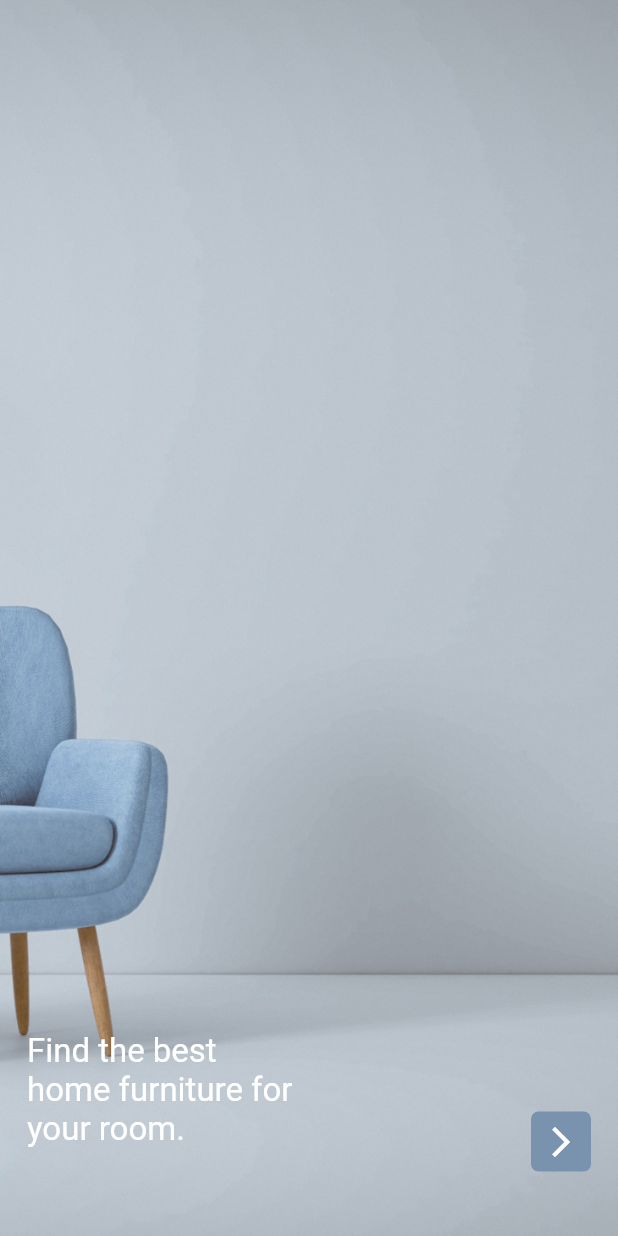
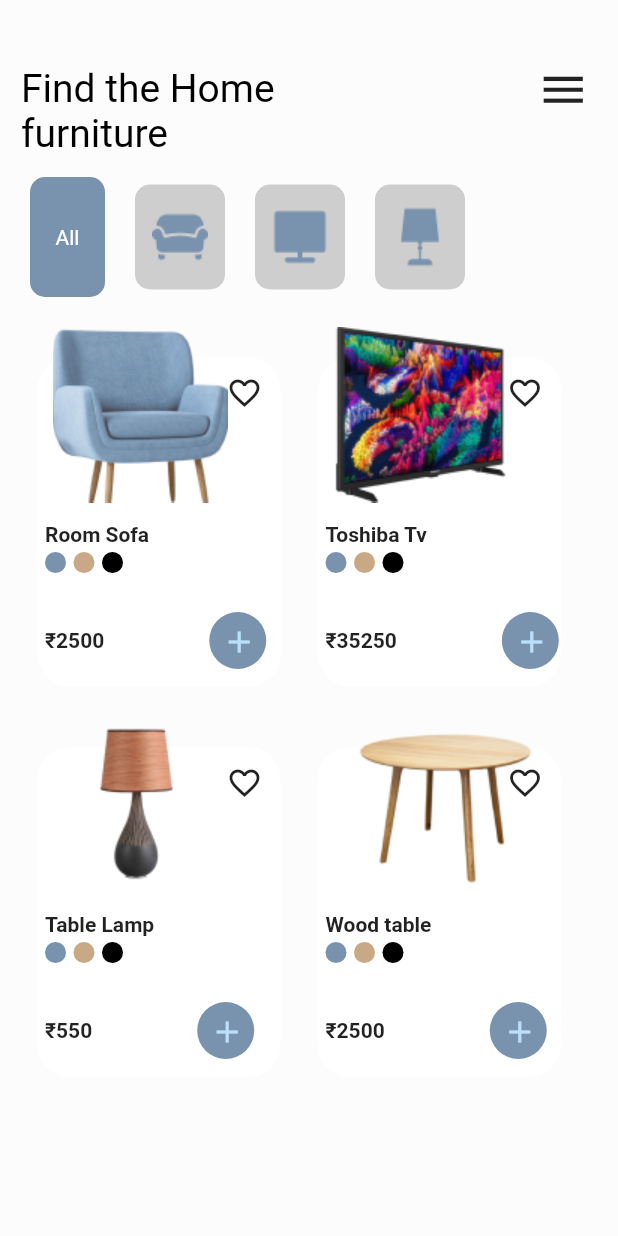
Before and after one commit to govindgurjar/Furniture_App_Flutter_Screen, a Flutter app: the HomePage screen opened directly, on a phone screen of 412 x 824 dp. Run offline on Flutter 3.47's test engine with Material 2 defaults, Android fonts, the phone set to English and light mode, and no system bars.

```diff
--- a/lib/colors/colors.dart
+++ b/lib/colors/colors.dart
@@ -3,4 +3,7 @@ import 'package:flutter/material.dart';
 class MyColors {
   static const Color theme = Color(0xFF7993AE);
   static const Color bg = Color(0xFFCECECE);
+  static const Color container = Color(0xFFFFFFFF);
+  static const Color background = Color(0xFFFCFCFC);
+  static const Color color2 = Color(0xFFC9A885);
 }
--- a/lib/homepage.dart
+++ b/lib/homepage.dart
@@ -1,6 +1,9 @@
 import 'package:flutter/material.dart';
 import 'package:furniture_app/colors/colors.dart';
-import 'package:furniture_app/mainpage.dart';
+import 'package:furniture_app/models/lamp.dart';
+import 'package:furniture_app/models/sofa.dart';
+import 'package:furniture_app/models/table.dart';
+import 'package:furniture_app/models/tv.dart';
 
 class HomePage extends StatefulWidget {
   const HomePage({super.key});
@@ -12,49 +15,102 @@ class HomePage extends StatefulWidget {
 class _HomePageState extends State<HomePage> {
   @override
   Widget build(BuildContext context) {
-    return Scaffold(
-      body: Container(
-        height: MediaQuery.of(context).devicePixelRatio * 1000,
-        decoration: BoxDecoration(
-            image: DecorationImage(
-                image: AssetImage('images/sofa.png'), fit: BoxFit.cover)),
-        child: Padding(
-          padding: const EdgeInsets.all(18.0),
+    return SafeArea(
+      child: Scaffold(
+        backgroundColor: MyColors.background,
+        body: Column(
+          crossAxisAlignment: CrossAxisAlignment.start,
+          children: [
+            Padding(
+              padding: const EdgeInsets.all(14.0),
               child: Row(
                 mainAxisAlignment: MainAxisAlignment.spaceBetween,
-            crossAxisAlignment: CrossAxisAlignment.end,
+                crossAxisAlignment: CrossAxisAlignment.start,
                 children: [
                   Padding(
-                padding: const EdgeInsets.only(bottom: 40),
+                    padding: const EdgeInsets.only(top: 30),
                     child: const Text(
-                  'Find the best \nhome furniture for \nyour room.',
-                  style: TextStyle(color: Colors.white, fontSize: 22),
+                      'Find the Home \nfurniture',
+                      style: TextStyle(color: Colors.black, fontSize: 26),
                     ),
                   ),
                   Padding(
-                padding: const EdgeInsets.only(bottom: 25),
-                child: Container(
+                    padding: const EdgeInsets.only(top: 20),
+                    child: InkWell(
+                      onTap: () {
+                        Scaffold.of(context).openDrawer();
+                      },
+                      child: IconButton(
+                          onPressed: () {},
+                          icon: Icon(
+                            Icons.menu,
+                            size: 35,
+                          )),
+                    ),
+                  ),
+                ],
+              ),
+            ),
+            Padding(
+              padding: const EdgeInsets.only(left: 20),
+              child: Row(
+                children: [
+                  Container(
+                    height: 80,
+                    width: 50,
                     decoration: BoxDecoration(
                         color: MyColors.theme,
-                      borderRadius: BorderRadius.circular(5)),
-                  height: 40,
-                  width: 40,
-                  child: IconButton(
-                      onPressed: () {
-                        Navigator.push(
-                            context,
-                            MaterialPageRoute(
-                              builder: (context) => MainPage(),
-                            ));
-                      },
-                      icon: Icon(
-                        Icons.arrow_forward_ios_outlined,
-                        color: Colors.white,
-                      )),
+                        borderRadius: BorderRadius.circular(10)),
+                    child: Center(
+                      child: Text(
+                        'All',
+                        style: TextStyle(color: Colors.white),
                       ),
-              )
+                    ),
+                  ),
+                  SizedBox(width: 20),
+                  Container(
+                    height: 70,
+                    width: 60,
+                    decoration: BoxDecoration(
+                        color: MyColors.bg,
+                        borderRadius: BorderRadius.circular(10)),
+                    child: Center(child: Image.asset('images/icon1.png')),
+                  ),
+                  SizedBox(width: 20),
+                  Container(
+                    height: 70,
+                    width: 60,
+                    decoration: BoxDecoration(
+                        color: MyColors.bg,
+                        borderRadius: BorderRadius.circular(10)),
+                    child: Center(child: Image.asset('images/icon2.png')),
+                  ),
+                  SizedBox(width: 20),
+                  Container(
+                    height: 70,
+                    width: 60,
+                    decoration: BoxDecoration(
+                        color: MyColors.bg,
+                        borderRadius: BorderRadius.circular(10)),
+                    child: Center(child: Image.asset('images/icon3.png')),
+                  ),
                 ],
               ),
+            ),
+            Row(
+              children: [
+                SofaModel(),
+                TvModel(),
+              ],
+            ),
+            Row(
+              children: [
+                LampModle(),
+                WoodTavleModel(),
+              ],
+            ),
+          ],
         ),
       ),
     );
--- /dev/null
+++ b/lib/intro_page.dart
@@ -0,0 +1,62 @@
+import 'package:flutter/material.dart';
+import 'package:furniture_app/colors/colors.dart';
+import 'package:furniture_app/homepage.dart';
+
+class IntroPage extends StatefulWidget {
+  const IntroPage({super.key});
+
+  @override
+  State<IntroPage> createState() => _IntroPageState();
+}
+
+class _IntroPageState extends State<IntroPage> {
+  @override
+  Widget build(BuildContext context) {
+    return Scaffold(
+      body: Container(
+        height: MediaQuery.of(context).devicePixelRatio * 1000,
+        decoration: BoxDecoration(
+            image: DecorationImage(
+                image: AssetImage('images/sofa.png'), fit: BoxFit.cover)),
+        child: Padding(
+          padding: const EdgeInsets.all(18.0),
+          child: Row(
+            mainAxisAlignment: MainAxisAlignment.spaceBetween,
+            crossAxisAlignment: CrossAxisAlignment.end,
+            children: [
+              Padding(
+                padding: const EdgeInsets.only(bottom: 40),
+                child: const Text(
+                  'Find the best \nhome furniture for \nyour room.',
+                  style: TextStyle(color: Colors.white, fontSize: 22),
+                ),
+              ),
+              Padding(
+                padding: const EdgeInsets.only(bottom: 25),
+                child: Container(
+                  decoration: BoxDecoration(
+                      color: MyColors.theme,
+                      borderRadius: BorderRadius.circular(5)),
+                  height: 40,
+                  width: 40,
+                  child: IconButton(
+                      onPressed: () {
+                        Navigator.push(
+                            context,
+                            MaterialPageRoute(
+                              builder: (context) => HomePage(),
+                            ));
+                      },
+                      icon: Icon(
+                        Icons.arrow_forward_ios_outlined,
+                        color: Colors.white,
+                      )),
+                ),
+              )
+            ],
+          ),
+        ),
+      ),
+    );
+  }
+}
--- a/lib/main.dart
+++ b/lib/main.dart
@@ -1,5 +1,5 @@
 import 'package:flutter/material.dart';
-import 'package:furniture_app/homepage.dart';
+import 'package:furniture_app/intro_page.dart';
 
 void main() {
   runApp(const MyApp());
@@ -14,7 +14,7 @@ class MyApp extends StatelessWidget {
     return MaterialApp(
       debugShowCheckedModeBanner: false,
       title: 'Furniture',
-      home: HomePage(),
+      home: IntroPage(),
     );
   }
 }
--- a/lib/mainpage.dart
+++ /dev/null
@@ -1,100 +0,0 @@
-import 'package:flutter/material.dart';
-import 'package:furniture_app/colors/colors.dart';
-
-class MainPage extends StatefulWidget {
-  const MainPage({super.key});
-
-  @override
-  State<MainPage> createState() => _MainPageState();
-}
-
-class _MainPageState extends State<MainPage> {
-  @override
-  Widget build(BuildContext context) {
-    return SafeArea(
-      child: Scaffold(
-        body: Column(
-          children: [
-            Padding(
-              padding: const EdgeInsets.all(14.0),
-              child: Row(
-                mainAxisAlignment: MainAxisAlignment.spaceBetween,
-                crossAxisAlignment: CrossAxisAlignment.start,
-                children: [
-                  Padding(
-                    padding: const EdgeInsets.only(top: 30),
-                    child: const Text(
-                      'Find the Home \nfurniture',
-                      style: TextStyle(color: Colors.black, fontSize: 26),
-                    ),
-                  ),
-                  Padding(
-                    padding: const EdgeInsets.only(top: 20),
-                    child: InkWell(
-                      onTap: () {
-                        Scaffold.of(context).openDrawer();
-                      },
-                      child: IconButton(
-                          onPressed: () {},
-                          icon: Icon(
-                            Icons.menu,
-                            size: 35,
-                          )),
-                    ),
-                  ),
-                ],
-              ),
-            ),
-            Padding(
-              padding: const EdgeInsets.only(left: 20),
-              child: Row(
-                children: [
-                  Container(
-                    height: 80,
-                    width: 50,
-                    decoration: BoxDecoration(
-                        color: MyColors.theme,
-                        borderRadius: BorderRadius.circular(10)),
-                    child: Center(
-                      child: Text(
-                        'All',
-                        style: TextStyle(color: Colors.white),
-                      ),
-                    ),
-                  ),
-                  SizedBox(width: 20),
-                  Container(
-                    height: 70,
-                    width: 60,
-                    decoration: BoxDecoration(
-                        color: MyColors.bg,
-                        borderRadius: BorderRadius.circular(10)),
-                    child: Center(child: Image.asset('images/icon1.png')),
-                  ),
-                  SizedBox(width: 20),
-                  Container(
-                    height: 70,
-                    width: 60,
-                    decoration: BoxDecoration(
-                        color: MyColors.bg,
-                        borderRadius: BorderRadius.circular(10)),
-                    child: Center(child: Image.asset('images/icon2.png')),
-                  ),
-                  SizedBox(width: 20),
-                  Container(
-                    height: 70,
-                    width: 60,
-                    decoration: BoxDecoration(
-                        color: MyColors.bg,
-                        borderRadius: BorderRadius.circular(10)),
-                    child: Center(child: Image.asset('images/icon3.png')),
-                  ),
-                ],
-              ),
-            )
-          ],
-        ),
-      ),
-    );
-  }
-}
--- /dev/null
+++ b/lib/models/lamp.dart
@@ -0,0 +1,90 @@
+import 'package:flutter/material.dart';
+import 'package:furniture_app/colors/colors.dart';
+
+class LampModle extends StatelessWidget {
+  const LampModle({super.key});
+
+  @override
+  Widget build(BuildContext context) {
+    return Stack(
+      children: [
+        Padding(
+          padding: const EdgeInsets.only(top: 40, left: 25),
+          child: Container(
+            height: 220,
+            width: 162,
+            decoration: BoxDecoration(
+                color: MyColors.container,
+                borderRadius: BorderRadius.circular(22)),
+            child: Column(
+              children: [
+                Row(
+                  mainAxisAlignment: MainAxisAlignment.end,
+                  children: [
+                    IconButton(
+                        onPressed: () {},
+                        icon: Icon(Icons.favorite_border_outlined))
+                  ],
+                ),
+              ],
+            ),
+          ),
+        ),
+        Positioned(
+          top: 20,
+          left: 35,
+          child: Image(image: AssetImage('images/product3.png')),
+        ),
+        Positioned(
+          top: 150,
+          left: 30,
+          child: Text(
+            'Table Lamp',
+            style: TextStyle(fontWeight: FontWeight.bold),
+          ),
+        ),
+        Positioned(
+          top: 170,
+          left: 30,
+          child: Row(
+            children: [
+              CircleAvatar(
+                radius: 7,
+                backgroundColor: MyColors.theme,
+              ),
+              SizedBox(width: 5),
+              CircleAvatar(
+                radius: 7,
+                backgroundColor: MyColors.color2,
+              ),
+              SizedBox(width: 5),
+              CircleAvatar(
+                radius: 7,
+                backgroundColor: Colors.black,
+              )
+            ],
+          ),
+        ),
+        Positioned(
+          top: 210,
+          left: 30,
+          child: Row(
+            children: [
+              Text(
+                "₹550",
+                style: TextStyle(fontWeight: FontWeight.bold),
+              ),
+              SizedBox(width: 70),
+              CircleAvatar(
+                backgroundColor: MyColors.theme,
+                radius: 19,
+                child: Center(
+                    child: IconButton(onPressed: () {}, icon: Icon(Icons.add))),
+              )
+            ],
+          ),
+        )
+      ],
+    );
+  }
+}
--- /dev/null
+++ b/lib/models/sofa.dart
@@ -0,0 +1,95 @@
+import 'package:flutter/material.dart';
+import 'package:furniture_app/colors/colors.dart';
+
+class SofaModel extends StatefulWidget {
+  const SofaModel({super.key});
+
+  @override
+  State<SofaModel> createState() => _SofaModelState();
+}
+
+class _SofaModelState extends State<SofaModel> {
+  @override
+  Widget build(BuildContext context) {
+    return Stack(
+      children: [
+        Padding(
+          padding: const EdgeInsets.only(top: 40, left: 25),
+          child: Container(
+            height: 220,
+            width: 162,
+            decoration: BoxDecoration(
+                color: MyColors.container,
+                borderRadius: BorderRadius.circular(22)),
+            child: Column(
+              children: [
+                Row(
+                  mainAxisAlignment: MainAxisAlignment.end,
+                  children: [
+                    IconButton(
+                        onPressed: () {},
+                        icon: Icon(Icons.favorite_border_outlined))
+                  ],
+                ),
+              ],
+            ),
+          ),
+        ),
+        Positioned(
+          top: 20,
+          left: 35,
+          child: Image(image: AssetImage('images/product1.png')),
+        ),
+        Positioned(
+          top: 150,
+          left: 30,
+          child: Text(
+            'Room Sofa',
+            style: TextStyle(fontWeight: FontWeight.bold),
+          ),
+        ),
+        Positioned(
+          top: 170,
+          left: 30,
+          child: Row(
+            children: [
+              CircleAvatar(
+                radius: 7,
+                backgroundColor: MyColors.theme,
+              ),
+              SizedBox(width: 5),
+              CircleAvatar(
+                radius: 7,
+                backgroundColor: MyColors.color2,
+              ),
+              SizedBox(width: 5),
+              CircleAvatar(
+                radius: 7,
+                backgroundColor: Colors.black,
+              )
+            ],
+          ),
+        ),
+        Positioned(
+          top: 210,
+          left: 30,
+          child: Row(
+            children: [
+              Text(
+                "₹2500",
+                style: TextStyle(fontWeight: FontWeight.bold),
+              ),
+              SizedBox(width: 70),
+              CircleAvatar(
+                backgroundColor: MyColors.theme,
+                radius: 19,
+                child: Center(
+                    child: IconButton(onPressed: () {}, icon: Icon(Icons.add))),
+              )
+            ],
+          ),
+        )
+      ],
+    );
+  }
+}
--- /dev/null
+++ b/lib/models/table.dart
@@ -0,0 +1,90 @@
+import 'package:flutter/material.dart';
+import 'package:furniture_app/colors/colors.dart';
+
+class WoodTavleModel extends StatelessWidget {
+  const WoodTavleModel({super.key});
+
+  @override
+  Widget build(BuildContext context) {
+    return Stack(
+      children: [
+        Padding(
+          padding: const EdgeInsets.only(top: 40, left: 25),
+          child: Container(
+            height: 220,
+            width: 162,
+            decoration: BoxDecoration(
+                color: MyColors.container,
+                borderRadius: BorderRadius.circular(22)),
+            child: Column(
+              children: [
+                Row(
+                  mainAxisAlignment: MainAxisAlignment.end,
+                  children: [
+                    IconButton(
+                        onPressed: () {},
+                        icon: Icon(Icons.favorite_border_outlined))
+                  ],
+                ),
+              ],
+            ),
+          ),
+        ),
+        Positioned(
+          top: 20,
+          left: 35,
+          child: Image(image: AssetImage('images/product4.png')),
+        ),
+        Positioned(
+          top: 150,
+          left: 30,
+          child: Text(
+            'Wood table',
+            style: TextStyle(fontWeight: FontWeight.bold),
+          ),
+        ),
+        Positioned(
+          top: 170,
+          left: 30,
+          child: Row(
+            children: [
+              CircleAvatar(
+                radius: 7,
+                backgroundColor: MyColors.theme,
+              ),
+              SizedBox(width: 5),
+              CircleAvatar(
+                radius: 7,
+                backgroundColor: MyColors.color2,
+              ),
+              SizedBox(width: 5),
+              CircleAvatar(
+                radius: 7,
+                backgroundColor: Colors.black,
+              )
+            ],
+          ),
+        ),
+        Positioned(
+          top: 210,
+          left: 30,
+          child: Row(
+            children: [
+              Text(
+                "₹2500",
+                style: TextStyle(fontWeight: FontWeight.bold),
+              ),
+              SizedBox(width: 70),
+              CircleAvatar(
+                backgroundColor: MyColors.theme,
+                radius: 19,
+                child: Center(
+                    child: IconButton(onPressed: () {}, icon: Icon(Icons.add))),
+              )
+            ],
+          ),
+        )
+      ],
+    );
+  }
+}
--- /dev/null
+++ b/lib/models/tv.dart
@@ -0,0 +1,90 @@
+import 'package:flutter/material.dart';
+import 'package:furniture_app/colors/colors.dart';
+
+class TvModel extends StatelessWidget {
+  const TvModel({super.key});
+
+  @override
+  Widget build(BuildContext context) {
+    return Stack(
+      children: [
+        Padding(
+          padding: const EdgeInsets.only(top: 40, left: 25),
+          child: Container(
+            height: 220,
+            width: 162,
+            decoration: BoxDecoration(
+                color: MyColors.container,
+                borderRadius: BorderRadius.circular(22)),
+            child: Column(
+              children: [
+                Row(
+                  mainAxisAlignment: MainAxisAlignment.end,
+                  children: [
+                    IconButton(
+                        onPressed: () {},
+                        icon: Icon(Icons.favorite_border_outlined))
+                  ],
+                ),
+              ],
+            ),
+          ),
+        ),
+        Positioned(
+          top: 20,
+          left: 35,
+          child: Image(image: AssetImage('images/product2.png')),
+        ),
+        Positioned(
+          top: 150,
+          left: 30,
+          child: Text(
+            'Toshiba Tv',
+            style: TextStyle(fontWeight: FontWeight.bold),
+          ),
+        ),
+        Positioned(
+          top: 170,
+          left: 30,
+          child: Row(
+            children: [
+              CircleAvatar(
+                radius: 7,
+                backgroundColor: MyColors.theme,
+              ),
+              SizedBox(width: 5),
+              CircleAvatar(
+                radius: 7,
+                backgroundColor: MyColors.color2,
+              ),
+              SizedBox(width: 5),
+              CircleAvatar(
+                radius: 7,
+                backgroundColor: Colors.black,
+              )
+            ],
+          ),
+        ),
+        Positioned(
+          top: 210,
+          left: 30,
+          child: Row(
+            children: [
+              Text(
+                "₹35250",
+                style: TextStyle(fontWeight: FontWeight.bold),
+              ),
+              SizedBox(width: 70),
+              CircleAvatar(
+                backgroundColor: MyColors.theme,
+                radius: 19,
+                child: Center(
+                    child: IconButton(onPressed: () {}, icon: Icon(Icons.add))),
+              )
+            ],
+          ),
+        )
+      ],
+    );
+  }
+}
```
Lines whose indentation alone changed are shown as unchanged.
